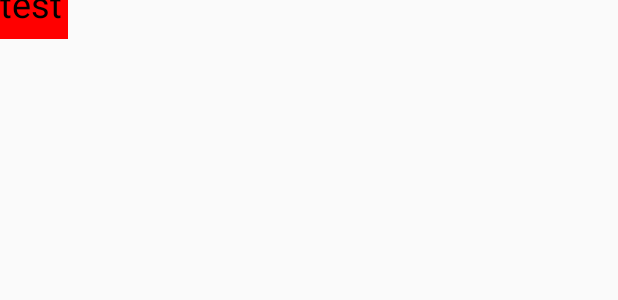
After one commit to sshhsun-code/AndroidReview, an Android app: the layout activity_mytextview_layout.xml on its own in the app's theme, with its tools: preview values and no code run, on a phone screen of 412 x 824 dp. The commit adds this screen. Shown: the top 300 px of the screen. Run offline under Robolectric (Android 15) with nearby library versions, the phone set to English and light mode, and no system bars.

Commit message:
[Code] 验证MyTextView在不同设置下的onMeasure参数以及过程探索记录log

```diff
--- a/app/src/main/AndroidManifest.xml
+++ b/app/src/main/AndroidManifest.xml
@@ -45,6 +45,8 @@
             android:launchMode="standard"/>
         <activity android:name=".flow.FlowTestActivity"
             android:launchMode="standard"/>
+        <activity android:name=".testView.MyTextViewActivity"
+            android:launchMode="standard"/>
         <service android:name=".adil_Test.MyAidlService"
             android:enabled="true"
             android:exported="true"
--- a/app/src/main/java/com/review/sunqi/iamss/androidreview/MainActivity.java
+++ b/app/src/main/java/com/review/sunqi/iamss/androidreview/MainActivity.java
@@ -15,6 +15,7 @@ import com.review.sunqi.iamss.androidreview.ashmem_test.AshmemActivity;
 import com.review.sunqi.iamss.androidreview.flow.FlowTestActivity;
 import com.review.sunqi.iamss.androidreview.fragment_test.HolderActivity;
 import com.review.sunqi.iamss.androidreview.serializablepkg.SerializableTestDemo;
+import com.review.sunqi.iamss.androidreview.testView.MyTextViewActivity;
 
 public class MainActivity extends Activity {
 
@@ -35,6 +36,7 @@ public class MainActivity extends Activity {
         findViewById(R.id.binder_pool_activity_jump).setOnClickListener(mClickListener);
         findViewById(R.id.ashmem_test).setOnClickListener(mClickListener);
         findViewById(R.id.flow_text_test).setOnClickListener(mClickListener);
+        findViewById(R.id.mytextview_test).setOnClickListener(mClickListener);
         Log.e(TAG, "onCreate");
     }
 
@@ -78,6 +80,10 @@ public class MainActivity extends Activity {
                     case R.id.flow_text_test:
                         Intent intent8 = new Intent(MainActivity.this, FlowTestActivity.class);
                         startActivity(intent8);
+                        break;
+                    case R.id.mytextview_test:
+                        Intent intent9 = new Intent(MainActivity.this, MyTextViewActivity.class);
+                        startActivity(intent9);
                         break;
                 }
             }
--- /dev/null
+++ b/app/src/main/java/com/review/sunqi/iamss/androidreview/testView/MyTextView.java
@@ -0,0 +1,141 @@
+package com.review.sunqi.iamss.androidreview.testView;
+
+import android.content.Context;
+import android.content.res.TypedArray;
+import android.graphics.Canvas;
+import android.graphics.Color;
+import android.graphics.Paint;
+import android.text.TextPaint;
+import android.text.TextUtils;
+import android.util.AttributeSet;
+import android.util.Log;
+import android.view.View;
+import android.view.ViewGroup;
+
+import com.review.sunqi.iamss.androidreview.R;
+
+public class MyTextView extends View {
+
+    private  int mTextSize;
+    TextPaint mPaint;
+    private String mText;
+
+    public MyTextView(Context context) {
+        this(context,null);
+    }
+
+    public MyTextView(Context context, AttributeSet attrs) {
+        this(context, attrs,0);
+    }
+
+    public MyTextView(Context context, AttributeSet attrs, int defStyleAttr) {
+        super(context, attrs, defStyleAttr);
+
+        TypedArray ta = context.obtainStyledAttributes(attrs,R.styleable.MyTextView);
+        mText = ta.getString(R.styleable.MyTextView_android_text);
+        mTextSize = ta.getDimensionPixelSize(R.styleable.MyTextView_android_textSize,24);
+
+        ta.recycle();
+
+        mPaint = new TextPaint();
+        mPaint.setColor(Color.BLACK);
+        mPaint.setTextSize(mTextSize);
+        mPaint.setTextAlign(Paint.Align.CENTER);
+    }
+
+    @Override
+    protected void onMeasure(int widthMeasureSpec, int heightMeasureSpec) {
+//        Log.e("sunqi_log", "From: ", new Exception());
+        int widthMode = MeasureSpec.getMode(widthMeasureSpec);
+        int widthSize = MeasureSpec.getSize(widthMeasureSpec);
+        int heightMode = MeasureSpec.getMode(heightMeasureSpec);
+        int heightSize = MeasureSpec.getSize(heightMeasureSpec);
+        printMeasureSpec(true, widthMode, widthSize);
+        printMeasureSpec(false, heightMode, heightSize);
+
+
+        ViewGroup.LayoutParams  params = getLayoutParams();
+        int height = params.height;
+        int width = params.width;
+
+        /**resultW 代表最终设置的宽，resultH 代表最终设置的高*/
+        int resultW = widthSize;
+        int resultH = heightSize;
+
+        int contentW = 0;
+        int contentH = 0;
+
+        /**重点处理 AT_MOST 模式，TestView 自主决定数值大小，但不能超过 ViewGroup 给出的
+         * 建议数值
+         * */
+        if ( widthMode == MeasureSpec.AT_MOST ) {
+
+            if (!TextUtils.isEmpty(mText)){
+                contentW = (int) mPaint.measureText(mText);
+                contentW += getPaddingLeft() + getPaddingRight();
+                resultW = Math.min(widthSize, contentW);
+            }
+
+        }
+
+        if ( widthMode == MeasureSpec.UNSPECIFIED ) {
+            if (!TextUtils.isEmpty(mText)) {
+                contentW = (int) mPaint.measureText(mText);
+                contentW += getPaddingLeft() + getPaddingRight();
+                resultW = contentW;
+            }
+        }
+
+        if ( heightMode == MeasureSpec.AT_MOST ) {
+            if (!TextUtils.isEmpty(mText)){
+                contentH = mTextSize;
+                contentH += getPaddingTop() + getPaddingBottom();
+                resultH = Math.min(heightSize, contentH);
+            }
+        }
+
+        if ( heightMode == MeasureSpec.UNSPECIFIED ) {
+            if (!TextUtils.isEmpty(mText)){
+                contentH = mTextSize;
+                contentH += getPaddingTop() + getPaddingBottom();
+                resultH = contentH;
+            }
+        }
+
+        //一定要设置这个函数，不然会报错
+        setMeasuredDimension(resultW,resultH);
+    }
+
+    private void printMeasureSpec(boolean isWidth, int mode, int size) {
+        String modeStr = "";
+        switch (mode) {
+            case MeasureSpec.EXACTLY:
+                modeStr = "EXACTLY";
+                break;
+            case MeasureSpec.AT_MOST:
+                modeStr = "AT_MOST";
+                break;
+            case MeasureSpec.UNSPECIFIED:
+                modeStr = "UNSPECIFIED";
+                break;
+        }
+        Log.e("sunqi_log", "\n" + (isWidth ? "Width :" : "Height : "));
+        Log.e("sunqi_log", "mode = " + modeStr + " & size = " + size);
+//        Log.e("sunqi_log", "From: ", new Exception());
+    }
+
+    @Override
+    protected void onDraw(Canvas canvas) {
+        super.onDraw(canvas);
+
+        int cx = (getWidth() - getPaddingLeft() - getPaddingRight()) / 2;
+        int cy = (getHeight() - getPaddingTop() - getPaddingBottom()) / 2;
+
+        canvas.drawColor(Color.RED);
+        if (TextUtils.isEmpty(mText)) {
+            return;
+        }
+        canvas.drawText(mText,cx,cy,mPaint);
+
+    }
+}
--- /dev/null
+++ b/app/src/main/res/layout/activity_mytextview_layout.xml
@@ -0,0 +1,19 @@
+<?xml version="1.0" encoding="utf-8"?>
+<RelativeLayout xmlns:android="http://schemas.android.com/apk/res/android"
+    xmlns:app="http://schemas.android.com/apk/res-auto"
+    xmlns:tools="http://schemas.android.com/tools"
+    android:layout_width="match_parent"
+    android:layout_height="match_parent"
+    tools:context=".MainActivity">
+    <com.review.sunqi.iamss.androidreview.testView.MyTextView
+        android:id="@+id/mytextview"
+        android:layout_width="wrap_content"
+        android:layout_height="wrap_content"
+        android:paddingLeft="2dp"
+        android:paddingRight="2dp"
+        android:paddingTop="2dp"
+        android:textSize="24sp"
+        android:text="test"/>
+
+
+</RelativeLayout>
--- a/app/src/main/res/layout/content_main.xml
+++ b/app/src/main/res/layout/content_main.xml
@@ -60,6 +60,11 @@
                 android:layout_width="wrap_content"
                 android:layout_height="wrap_content"
                 android:text="自由自定义流式使用" />
+            <Button
+                android:id="@+id/mytextview_test"
+                android:layout_width="wrap_content"
+                android:layout_height="wrap_content"
+                android:text="自定义TextView使用" />
         </LinearLayout>
     </ScrollView>
 
```
Also changed, not shown: app/src/main/java/com/review/sunqi/iamss/androidreview/testView/MyTextViewActivity.java (added, +25 -0 lines), app/src/main/java/com/review/sunqi/iamss/androidreview/testView/log1.json (added, +76 -0 lines), app/src/main/java/com/review/sunqi/iamss/androidreview/testView/log2.json (added, +70 -0 lines), app/src/main/res/values/attrs.xml (added, +7 -0 lines).
